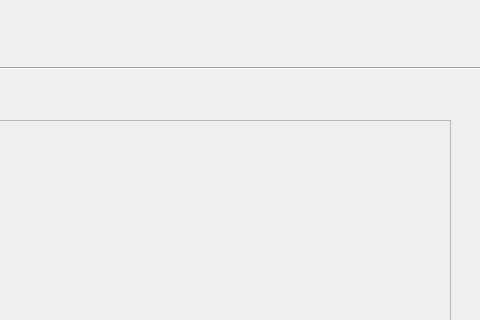
The window that GUI/roomoverview.ui (TuanAnhNguyenCo/Auction) describes before a commit, drawn with Qt 5; both pictures show x 320 to 800 and y 0 to 320 of the 800 by 600 pixel window.
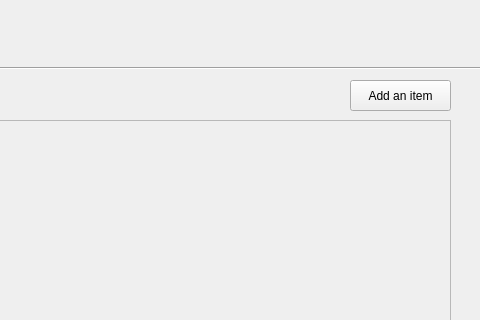
The same window after the commit.

Diff of the .ui file:
```diff
--- a/GUI/roomoverview.ui
+++ b/GUI/roomoverview.ui
@@ -108,6 +108,19 @@
     </property>
    </widget>
   </widget>
+  <widget class="QPushButton" name="btn_add">
+   <property name="geometry">
+    <rect>
+     <x>670</x>
+     <y>80</y>
+     <width>101</width>
+     <height>31</height>
+    </rect>
+   </property>
+   <property name="text">
+    <string>Add an item</string>
+   </property>
+  </widget>
  </widget>
  <resources/>
  <connections/>
```
